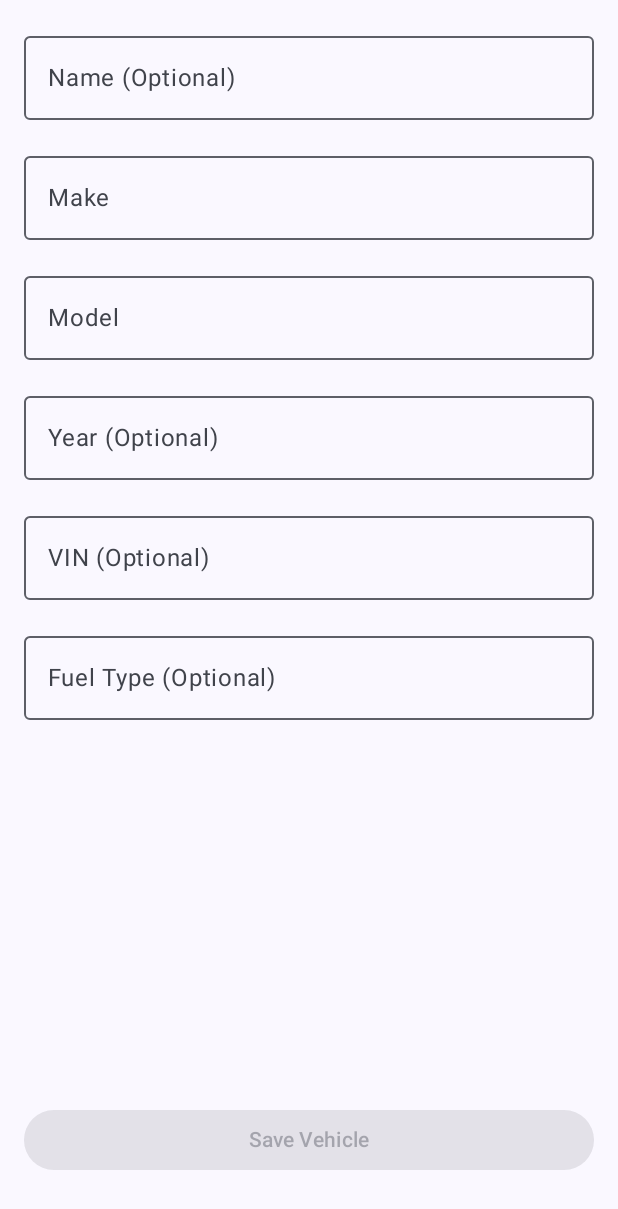
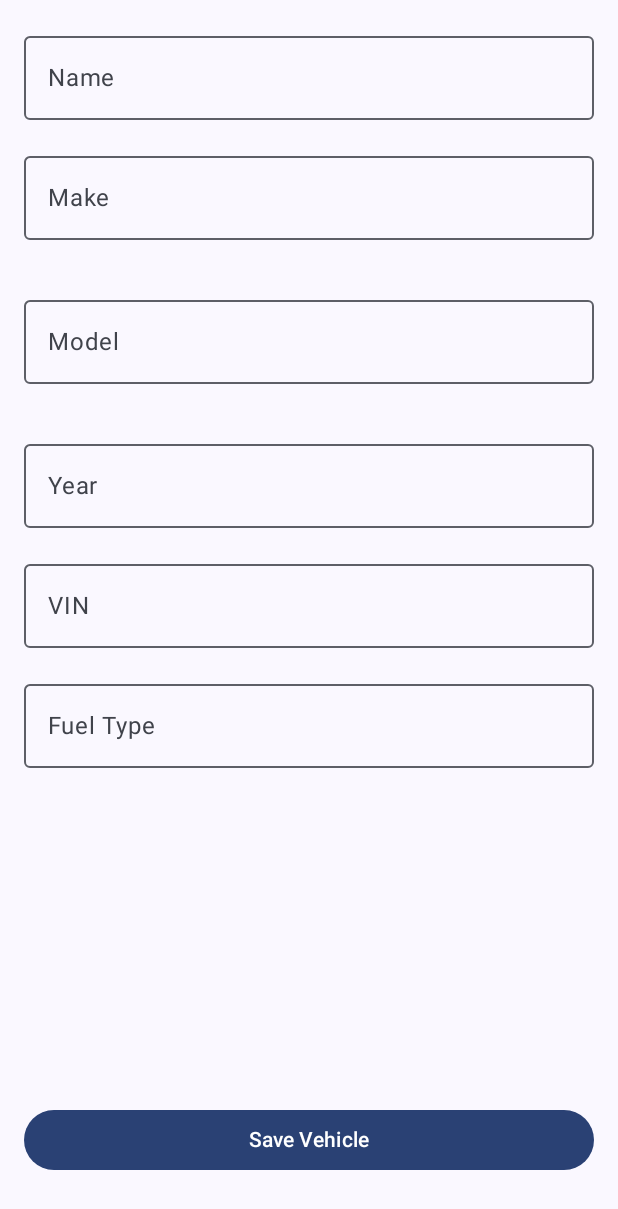
Before and after one commit to onyxvd/vehicle-companion, an Android app built with Jetpack Compose: the composable VehicleDetailsScreen shown on its own in the app's theme, on a phone screen of 412 x 824 dp. Shown: the top 1209 px of the screen. Run offline under Robolectric (Android 15) with nearby library versions, the phone set to English and light mode, and no system bars; our stand-ins replace Dagger/Hilt's generated code; 1 statement that could not run was skipped.

Commit message:
Feat/improve validation (#5)
Improve vehicle form validation

```diff
--- a/app/src/main/java/com/example/vehiclecompanion/ui/vehicle/VehicleDetailsScreen.kt
+++ b/app/src/main/java/com/example/vehiclecompanion/ui/vehicle/VehicleDetailsScreen.kt
@@ -110,8 +110,7 @@ fun VehicleFormContent(
             value = formData.name ?: "",
             onValueChange = onNameChange,
             label = { Text(stringResource(R.string.vehicle_details_name_label)) },
-            modifier = Modifier.fillMaxWidth(),
-            isError = formError != null
+            modifier = Modifier.fillMaxWidth()
         )
 
         OutlinedTextField(
@@ -119,7 +118,16 @@ fun VehicleFormContent(
             onValueChange = onMakeChange,
             label = { Text(stringResource(R.string.vehicle_details_make_label)) },
             modifier = Modifier.fillMaxWidth(),
-            isError = formError != null && formData.make.isBlank()
+            isError = formError != null && formData.make.isBlank(),
+            supportingText = {
+                if (formError != null && formData.make.isBlank()) {
+                    Text(
+                        text = stringResource(R.string.required_field),
+                        color = MaterialTheme.colorScheme.error,
+                        style = MaterialTheme.typography.bodySmall
+                    )
+                }
+            }
         )
 
         OutlinedTextField(
@@ -127,31 +135,37 @@ fun VehicleFormContent(
             onValueChange = onModelChange,
             label = { Text(stringResource(R.string.vehicle_details_model_label)) },
             modifier = Modifier.fillMaxWidth(),
-            isError = formError != null && formData.model.isBlank()
+            isError = formError != null && formData.model.isBlank(),
+            supportingText = {
+                if (formError != null && formData.model.isBlank()) {
+                    Text(
+                        text = stringResource(R.string.required_field),
+                        color = MaterialTheme.colorScheme.error,
+                        style = MaterialTheme.typography.bodySmall
+                    )
+                }
+            }
         )
 
         OutlinedTextField(
             value = formData.year?.toString() ?: "",
             onValueChange = { yearString -> onYearChange(yearString.toIntOrNull()) },
             label = { Text(stringResource(R.string.vehicle_details_year_label)) },
-            modifier = Modifier.fillMaxWidth(),
-            isError = formError != null
+            modifier = Modifier.fillMaxWidth()
         )
 
         OutlinedTextField(
             value = formData.vin ?: "",
             onValueChange = onVinChange,
             label = { Text(stringResource(R.string.vehicle_details_vin_label)) },
-            modifier = Modifier.fillMaxWidth(),
-            isError = formError != null
+            modifier = Modifier.fillMaxWidth()
         )
 
         OutlinedTextField(
             value = formData.fuelType ?: "",
             onValueChange = onFuelTypeChange,
             label = { Text(stringResource(R.string.vehicle_details_fuel_type_label)) },
-            modifier = Modifier.fillMaxWidth(),
-            isError = formError != null
+            modifier = Modifier.fillMaxWidth()
         )
 
         formError?.let {
@@ -180,8 +194,7 @@ fun VehicleFormContent(
             }
             Button(
                 onClick = onSaveClicked,
-                modifier = Modifier.weight(1f),
-                enabled = formData.make.isNotBlank() && formData.model.isNotBlank()
+                modifier = Modifier.weight(1f)
             ) {
                 Text(if (isNewVehicle) stringResource(R.string.save_vehicle) else stringResource(R.string.update_vehicle))
             }
--- a/app/src/main/java/com/example/vehiclecompanion/ui/vehicle/VehicleDetailsViewModel.kt
+++ b/app/src/main/java/com/example/vehiclecompanion/ui/vehicle/VehicleDetailsViewModel.kt
@@ -95,7 +95,6 @@ class VehicleDetailsViewModel @Inject constructor(
             _vehicleUiState.update {
                 (it as VehicleDetailsScreenUiState.Success).copy(
                     vehicleData = newFormData,
-                    formError = null
                 )
             }
         }
--- a/app/src/main/res/values/strings.xml
+++ b/app/src/main/res/values/strings.xml
@@ -21,12 +21,13 @@
     <string name="loading_vehicles">Loading vehicles...</string>
     <string name="no_vehicles">Your garage is empty.</string>
     <string name="vehicle_image">Vehicle image</string>
-    <string name="vehicle_details_name_label">Name (Optional)</string>
+    <string name="vehicle_details_name_label">Name</string>
     <string name="vehicle_details_make_label">Make</string>
     <string name="vehicle_details_model_label">Model</string>
-    <string name="vehicle_details_year_label">Year (Optional)</string>
-    <string name="vehicle_details_vin_label">VIN (Optional)</string>
-    <string name="vehicle_details_fuel_type_label">Fuel Type (Optional)</string>
+    <string name="vehicle_details_year_label">Year</string>
+    <string name="vehicle_details_vin_label">VIN</string>
+    <string name="vehicle_details_fuel_type_label">Fuel Type</string>
     <string name="save_vehicle">Save Vehicle</string>
     <string name="update_vehicle">Update Vehicle</string>
+    <string name="required_field">Required field</string>
 </resources>
```
